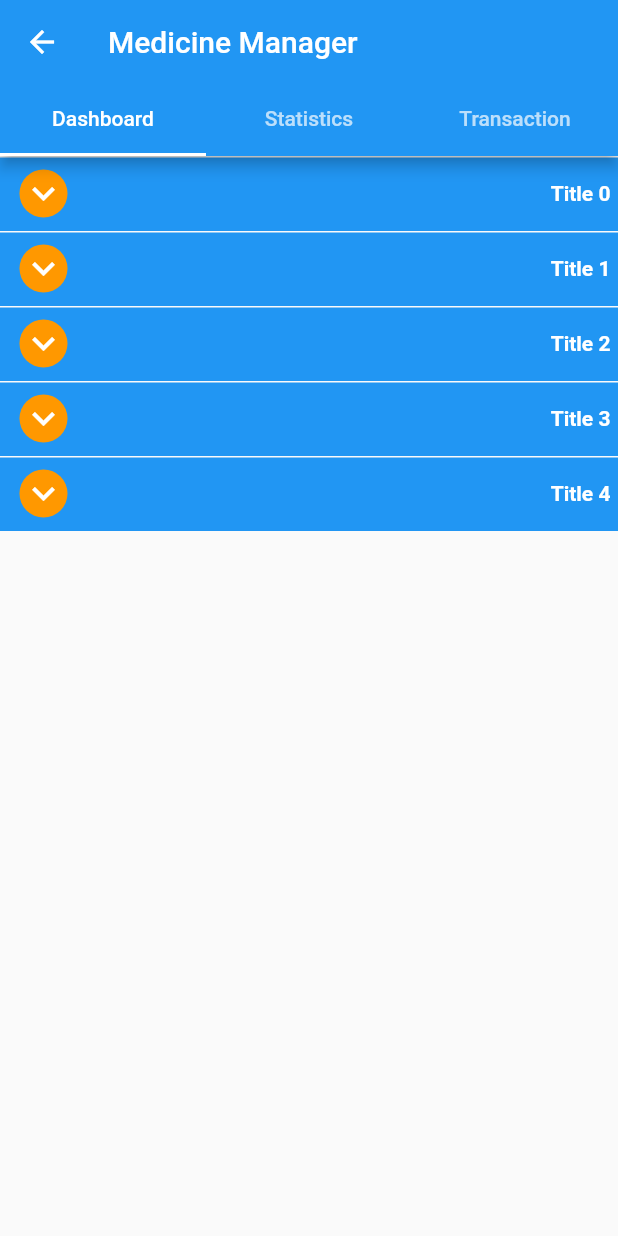
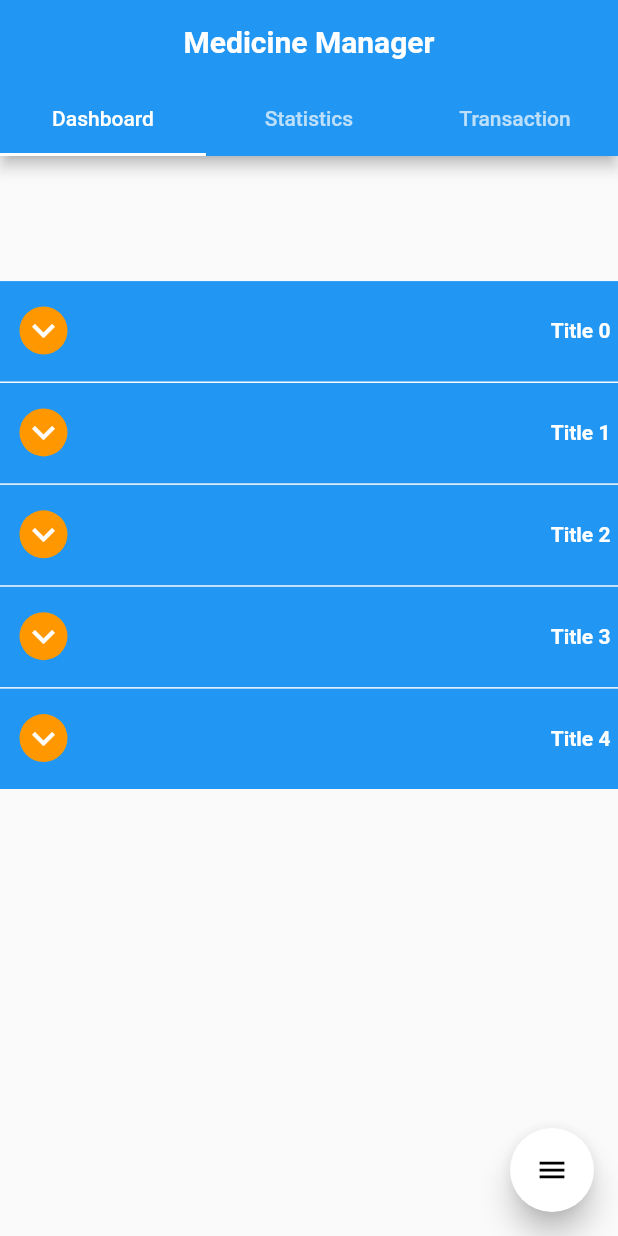
Before and after one commit to ThatTechedGuy/medicine-manager, a Flutter app: the MedicinePage screen opened directly, on a phone screen of 412 x 824 dp. Run offline on Flutter 3.47's test engine with Material 2 defaults, Android fonts, the phone set to English and light mode, and no system bars; drawn by our look-alikes of flutter_speed_dial; our stand-ins replace dartz, equatable.

Commit message:
Added UI components to Dashboard

```diff
--- a/lib/features/medicine/domain/entities/medicine.dart
+++ b/lib/features/medicine/domain/entities/medicine.dart
@@ -38,7 +38,7 @@ class Medicine extends Equatable {
         price,
         description,
         vendor,
-        lastSold,
+          lastSold,
         expiryDate,
         hasExpired
       ];
--- a/lib/features/medicine/presentation/pages/dashboard.dart
+++ b/lib/features/medicine/presentation/pages/dashboard.dart
@@ -1,14 +1,30 @@
 import 'package:flutter/material.dart';
 import 'package:medicine_manager/features/medicine/presentation/widgets/expandable_list_view.dart';
+import 'package:medicine_manager/features/medicine/presentation/widgets/floating_action_button.dart';
 
 class Dashboard extends StatelessWidget {
   @override
   Widget build(BuildContext context) {
-    return ListView.builder(
-      itemBuilder: (BuildContext context, int index) {
-        return ExpandableListView(title: "Title $index");
-      },
-      itemCount: 5,
+    double height = MediaQuery.of(context).size.height;
+
+    return Scaffold(
+      body: Column(
+        children: <Widget>[
+          SizedBox(
+            height: height * 0.1,
+          ),
+          SizedBox(
+            height: height * 0.7,
+            child: ListView.builder(
+              itemBuilder: (BuildContext context, int index) {
+                return ExpandableListView(title: "Title $index");
+              },
+              itemCount: 5,
+            ),
+          ),
+        ],
+      ),
+      floatingActionButton: CustomActionButton(),
     );
   }
 }
--- a/lib/features/medicine/presentation/pages/medicine_page.dart
+++ b/lib/features/medicine/presentation/pages/medicine_page.dart
@@ -6,7 +6,8 @@ import 'package:medicine_manager/features/medicine/presentation/pages/transactio
 class MedicinePage extends StatelessWidget {
   @override
   Widget build(BuildContext context) {
-    return DefaultTabController(
+    return Scaffold(
+      body: DefaultTabController(
         length: 3,
         child: Scaffold(
           appBar: AppBar(
@@ -23,7 +24,13 @@ class MedicinePage extends StatelessWidget {
                 ),
               ],
             ),
-          title: Text('Medicine Manager'),
+            title: Text(
+              'Medicine Manager',
+              style: TextStyle(
+                fontWeight: FontWeight.bold,
+              ),
+            ),
+            centerTitle: true,
           ),
           body: TabBarView(
             children: [
@@ -33,6 +40,7 @@ class MedicinePage extends StatelessWidget {
             ],
           ),
         ),
+      ),
     );
   }
 }
--- a/lib/features/medicine/presentation/widgets/expandable_list_view.dart
+++ b/lib/features/medicine/presentation/widgets/expandable_list_view.dart
@@ -15,11 +15,14 @@ class _ExpandableListViewState extends State<ExpandableListView> {
 
   @override
   Widget build(BuildContext context) {
+    double height = MediaQuery.of(context).size.height;
+
     return Container(
       margin: EdgeInsets.symmetric(vertical: 1.0),
       child: Column(
         children: <Widget>[
           Container(
+            height: height * 0.08,
             color: Colors.blue,
             padding: EdgeInsets.symmetric(horizontal: 5.0),
             child: Row(
@@ -44,15 +47,18 @@ class _ExpandableListViewState extends State<ExpandableListView> {
                     ),
                   ),
                   onPressed: () {
-                      setState(() {
+                    setState(
+                      () {
                         expandFlag = !expandFlag;
-                      });
-                    }),
+                      },
+                    );
+                  },
+                ),
                 Text(
                   widget.title,
                   style: TextStyle(
                       fontWeight: FontWeight.bold, color: Colors.white),
-                )
+                ),
               ],
             ),
           ),
--- /dev/null
+++ b/lib/features/medicine/presentation/widgets/floating_action_button.dart
@@ -0,0 +1,62 @@
+import 'package:flutter/material.dart';
+import 'package:flutter_speed_dial/flutter_speed_dial.dart';
+
+class CustomActionButton extends StatelessWidget {
+  @override
+  Widget build(BuildContext context) {
+    return SpeedDial(
+      // both default to 16
+      marginRight: 18,
+      marginBottom: 20,
+      animatedIcon: AnimatedIcons.menu_close,
+      animatedIconTheme: IconThemeData(size: 22.0),
+      closeManually: false,
+      curve: Curves.bounceIn,
+      overlayColor: Colors.black,
+      overlayOpacity: 0.5,
+      onOpen: () => print('OPENING DIAL'),
+      onClose: () => print('DIAL CLOSED'),
+      tooltip: 'Speed Dial',
+      heroTag: 'speed-dial-hero-tag',
+      backgroundColor: Colors.white,
+      foregroundColor: Colors.black,
+      elevation: 8.0,
+      shape: CircleBorder(),
+      children: [
+        SpeedDialChild(
+            child: Icon(
+              Icons.add,
+              color: Colors.black,
+            ),
+            backgroundColor: Colors.red,
+            label: 'Add Medicine',
+            labelStyle: TextStyle(fontSize: 18.0),
+            onTap: () => print('FIRST CHILD')),
+        SpeedDialChild(
+          child: Icon(Icons.verified_user, color: Colors.black),
+          backgroundColor: Colors.blue,
+          label: 'Add vendor',
+          labelStyle: TextStyle(fontSize: 18.0),
+          onTap: () => print('SECOND CHILD'),
+        ),
+        SpeedDialChild(
+          child: Icon(Icons.update, color: Colors.black),
+          backgroundColor: Colors.green,
+          label: 'Update Medicines',
+          labelStyle: TextStyle(fontSize: 18.0),
+          onTap: () => print('THIRD CHILD'),
+        ),
+        SpeedDialChild(
+          child: Icon(
+            Icons.supervised_user_circle,
+            color: Colors.black,
+          ),
+          backgroundColor: Colors.yellow,
+          label: 'Update Vendor',
+          labelStyle: TextStyle(fontSize: 18.0),
+          onTap: () => print('FOURTH CHILD'),
+        ),
+      ],
+    );
+  }
+}
--- a/pubspec.yaml
+++ b/pubspec.yaml
@@ -27,6 +27,7 @@ dependencies:
   dartz: ^0.9.1
   meta: ^1.1.8
   equatable: ^1.1.1
+  flutter_speed_dial: ^1.2.5
 
 
 
```
Also changed, not shown: lib/main.dart (+5 -105 lines), pubspec.lock. Lines whose indentation alone changed are shown as unchanged.
